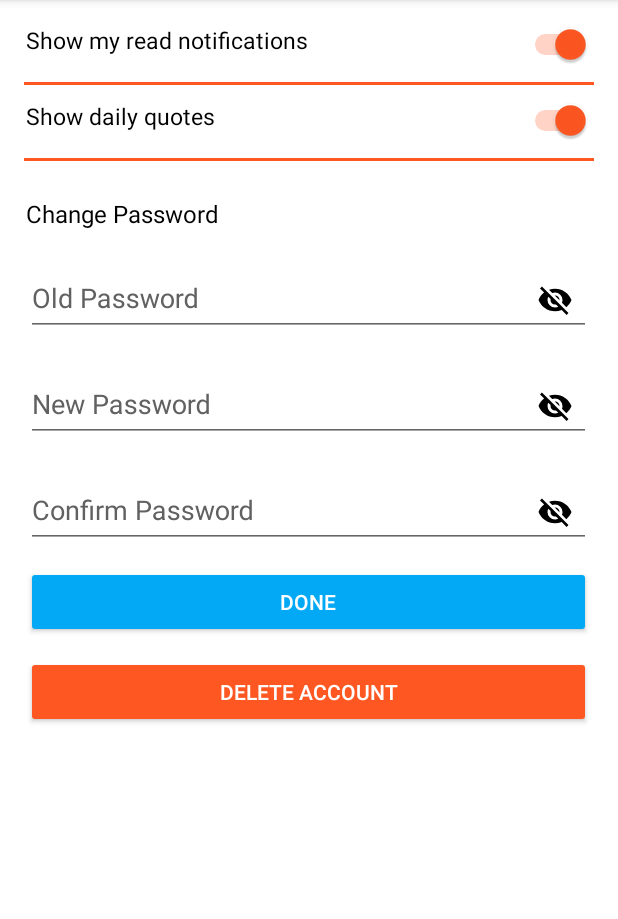
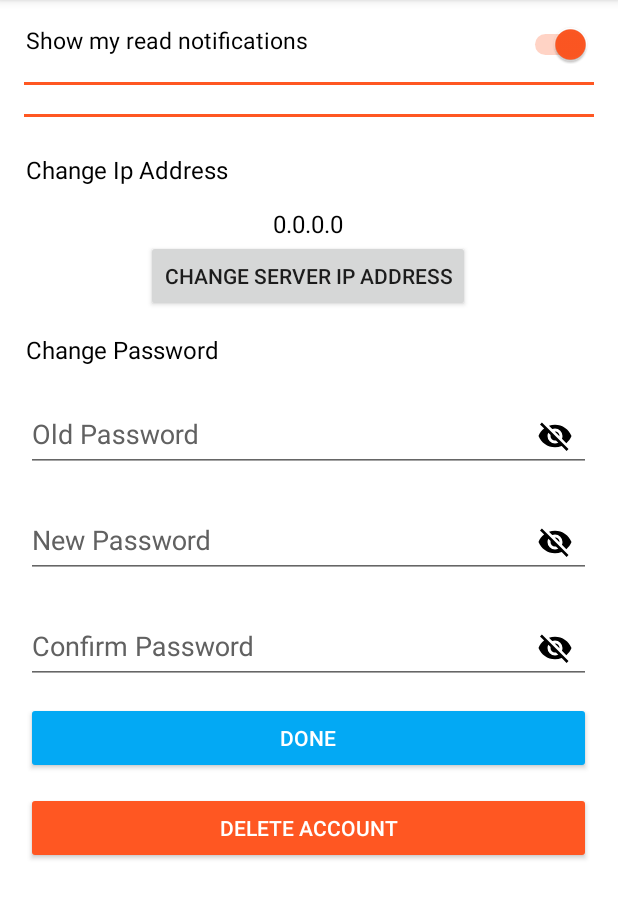
Before and after one commit to eversoftgroup/Traverse-Nepal, an Android app: the fragment SettingsFragment placed in its activity, on a phone screen of 412 x 824 dp, the part 84-1003 px from its top. Run offline under Robolectric (Android 15) with nearby library versions, the phone set to English and light mode, and no system bars; our stand-ins replace ButterKnife, CircleImageView, Picasso, Room's generated code; libraries missing offline, so code that uses them is left out: android.arch.persistence, com.dd.processbutton, com.github.juanlabrador.badgecounter, com.miguelcatalan.materialsearchview, com.takusemba.spotlight and 1 more; plain views replace ActionProcessButton; pictures from the network do not load; Roboto replaces fonts that are not available here; 13 statements that could not run were skipped.

Commit message:
Setting updated

```diff
--- a/app/src/main/AndroidManifest.xml
+++ b/app/src/main/AndroidManifest.xml
@@ -31,6 +31,7 @@
         android:label="@string/app_name"
         android:largeHeap="true"
         android:screenOrientation="portrait"
+        android:usesCleartextTraffic="true"
         android:supportsRtl="true"
         android:theme="@style/AppTheme"
         tools:replace="android:fullBackupContent">
--- a/app/src/main/java/io/github/traverse_nepal/SettingsFragment.java
+++ b/app/src/main/java/io/github/traverse_nepal/SettingsFragment.java
@@ -20,9 +20,11 @@ import android.view.LayoutInflater;
 import android.view.View;
 import android.view.ViewGroup;
 import android.view.inputmethod.InputMethodManager;
+import android.widget.Button;
 import android.widget.EditText;
 import android.widget.LinearLayout;
 import android.widget.Switch;
+import android.widget.TextView;
 
 import com.airbnb.lottie.LottieAnimationView;
 import com.dd.processbutton.iml.ActionProcessButton;
@@ -36,6 +38,7 @@ import butterknife.BindView;
 import butterknife.ButterKnife;
 import io.github.traverse_nepal.R;
 import io.github.traverse_nepal.login.LoginActivity;
+import io.github.traverse_nepal.utils.SharedPrefHelper;
 import okhttp3.Call;
 import okhttp3.Callback;
 import okhttp3.MultipartBody;
@@ -78,12 +81,20 @@ public class SettingsFragment extends Fragment {
     TextInputLayout confirmPasswordInput;
 
 
+    @BindView(R.id.serverIPAddress)
+    TextView IPaddress;
+    @BindView(R.id.setIPAddress)
+    Button setIpAddress;
+
     private String mToken;
     private Handler mHandler;
     private Activity mActivity;
     private SharedPreferences mSharedPreferences;
     private View mView;
     private static final String LOG_TAG = ProfileActivity.class.getSimpleName();
+
+    SharedPreferences myPreferences;
+    SharedPreferences.Editor editor;
 
     public SettingsFragment() {
         //required public constructor
@@ -112,6 +123,7 @@ public class SettingsFragment extends Fragment {
         boolean showDailyQuote = mSharedPreferences.getBoolean(QUOTES_SHOW_DAILY, true);
         mToken = mSharedPreferences.getString(USER_TOKEN, null);
         mHandler = new Handler(Looper.getMainLooper());
+
 
         doneButton.setMode(ActionProcessButton.Mode.ENDLESS);
         doneButton.setOnClickListener(v -> {
--- a/app/src/main/java/io/github/traverse_nepal/utilities/UpcomingWeekendsActivity.java
+++ b/app/src/main/java/io/github/traverse_nepal/utilities/UpcomingWeekendsActivity.java
@@ -176,6 +176,7 @@ public class UpcomingWeekendsActivity extends AppCompatActivity implements Swipe
     private void getUpcomingLongWeekends()
     {
         String ipaddress = "192.168.0.116";
+
         RetrofitClientInstance.getRetrofitInstance(ipaddress).create(HolidayService.class).getallholidays()
                 .enqueue(new retrofit2.Callback<List<Holidays>>() {
                     @Override
--- a/app/src/main/res/layout/activity_login.xml
+++ b/app/src/main/res/layout/activity_login.xml
@@ -48,7 +48,7 @@
                     android:layout_gravity="center"
                     android:layout_margin="10dp"
                     android:contentDescription="@string/empty_description"
-                    android:src="@drawable/google_travel_logo1" />
+                    android:src="@drawable/google_travel_logo" />
 
                 <LinearLayout
                     android:id="@+id/loginlayout"
--- a/app/src/main/res/layout/fragment_settings.xml
+++ b/app/src/main/res/layout/fragment_settings.xml
@@ -77,7 +77,8 @@
                     android:layout_weight="3"
                     android:text="@string/show_quotes_message"
                     android:textColor="@color/black"
-                    android:textSize="15sp" />
+                    android:textSize="15sp"
+                    android:visibility="gone"/>
 
                 <Switch
                     android:id="@+id/switch_quotes"
@@ -86,7 +87,8 @@
                     android:layout_gravity="end"
                     android:layout_weight="1"
                     android:layout_marginBottom="2dp"
-                    android:checked="false" />
+                    android:checked="false"
+                    android:visibility="gone"/>
             </LinearLayout>
 
             <View
@@ -105,6 +107,37 @@
                 android:layout_marginRight="2dp"
                 android:layout_marginTop="10dp">
 
+                <TextView
+                    android:layout_width="match_parent"
+                    android:layout_height="wrap_content"
+                    android:layout_marginTop="12dp"
+                    android:paddingTop="2dp"
+                    android:text="Change Ip Address"
+                    android:textColor="@color/black"
+                    android:textSize="16sp"
+                    android:id="@+id/aaa"/>
+
+                <TextView
+                    android:layout_width="match_parent"
+                    android:layout_height="wrap_content"
+                    android:layout_marginTop="12dp"
+                    android:paddingTop="2dp"
+                    android:text="0.0.0.0"
+                    android:textColor="@color/black"
+                    android:textSize="16sp"
+                    android:gravity="center"
+                    android:id="@+id/serverIPAddress"/>
+
+                <Button
+                    android:id="@+id/setIPAddress"
+                    android:layout_width="wrap_content"
+                    android:layout_height="wrap_content"
+                    android:layout_gravity="center"
+                    android:layout_weight="0"
+                    android:gravity="center"
+                    android:text="Change Server IP Address"
+                    android:textSize="14sp" />
+
             <TextView
                 android:layout_width="match_parent"
                 android:layout_height="wrap_content"
@@ -114,6 +147,7 @@
                 android:textColor="@color/black"
                 android:textSize="16sp"
                 android:id="@+id/change_password_heading"/>
+
             <android.support.design.widget.TextInputLayout
                 android:id="@+id/text_input_old_password"
                 android:layout_width="match_parent"
```
Also changed, not shown: app/src/main/java/io/github/traverse_nepal/api/ContributorsService.java (added, +16 -0 lines), app/src/main/java/io/github/traverse_nepal/entities/Contributors.java (added, +61 -0 lines), app/src/main/java/io/github/traverse_nepal/utilities/AboutUsFragment.java (+21 -21 lines), app/src/main/java/io/github/traverse_nepal/utilities/ContributorsFragment.java (+32 -2 lines), app/src/main/res/drawable/ic_browser.xml (added, +9 -0 lines), app/src/main/res/layout/fragment_about_us.xml (+7 -4 lines), app/src/main/res/values/strings.xml (+4 -4 lines).
